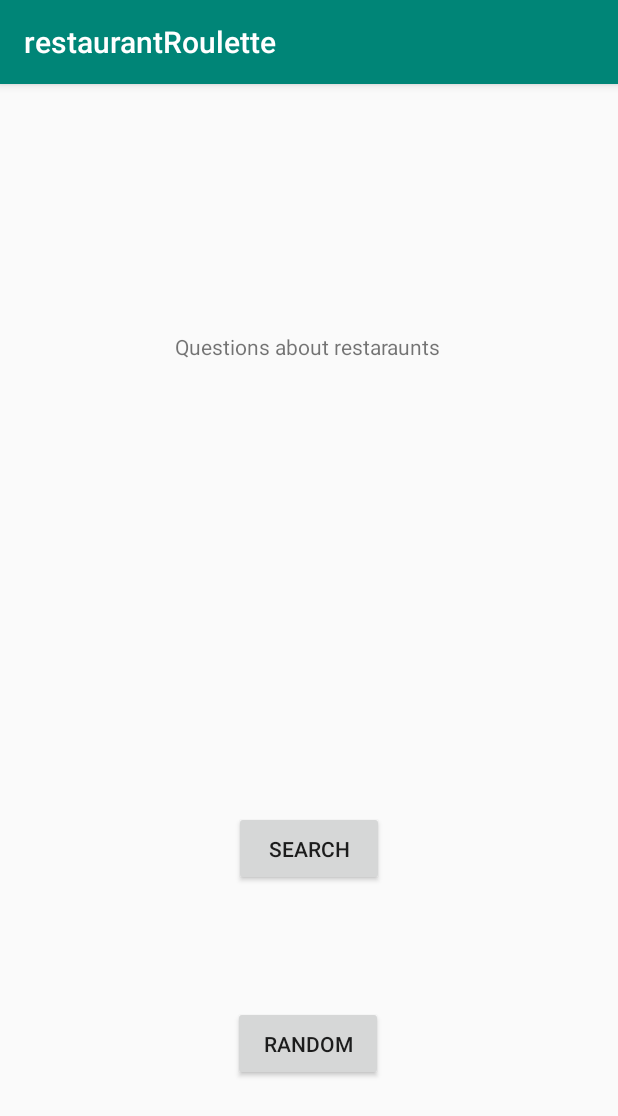
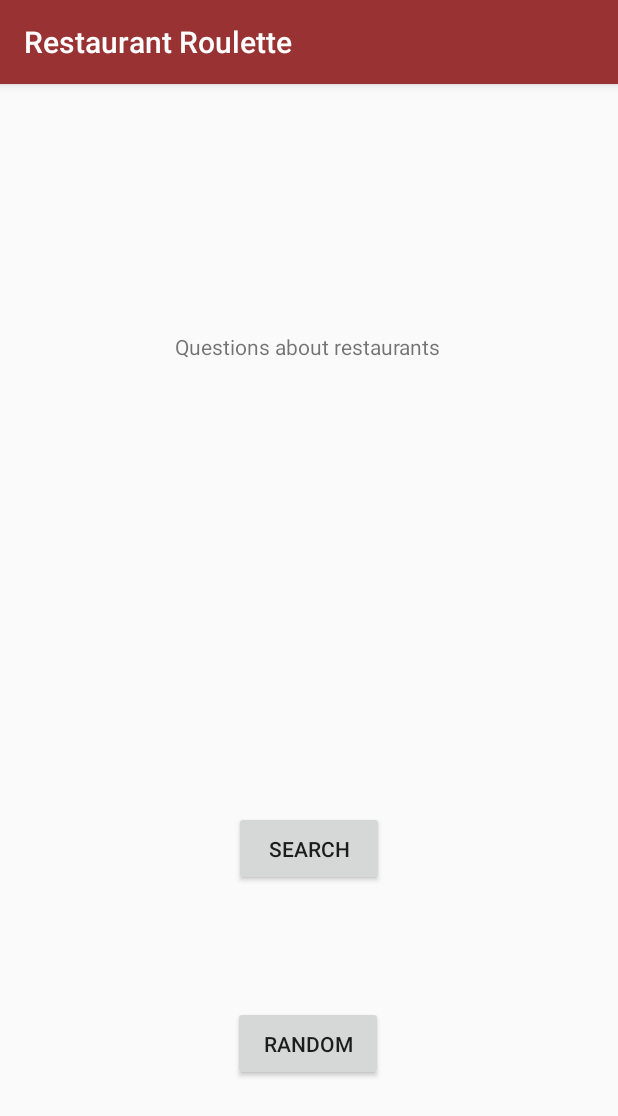
Before and after one commit to Dschneider16/restaurantRoulette, an Android app: the screen it shows after launch (MainActivity), on a phone screen of 412 x 824 dp. Shown: the top 1116 px of the screen. Run offline under Robolectric (Android 15) with nearby library versions, the phone set to English and light mode, and no system bars.

Commit message:
Changing primary and primary dark app colors; changing displayed app name to "Restaurant Roulette" (capitalized and spaced out)

```diff
--- a/app/src/main/java/com/restaurantroulette/ui/main/MainViewModel.kt
+++ b/app/src/main/java/com/restaurantroulette/ui/main/MainViewModel.kt
@@ -3,6 +3,6 @@ package com.restaurantroulette.ui.main
 import androidx.lifecycle.ViewModel
 
 class MainViewModel : ViewModel() {
-    var randomBool: Boolean = false
+    var randomBool : Boolean = false
     // TODO: Implement the ViewModel
 }
--- a/app/src/main/java/com/restaurantroulette/ui/main/ResultsFragment.kt
+++ b/app/src/main/java/com/restaurantroulette/ui/main/ResultsFragment.kt
@@ -15,16 +15,16 @@ class ResultsFragment : Fragment() {
         fun newInstance() = ResultsFragment()
     }
 
-    private lateinit var viewModel: ResultsViewModel
+    private lateinit var viewModel : ResultsViewModel
 
     override fun onCreateView(
         inflater: LayoutInflater, container: ViewGroup?,
-        savedInstanceState: Bundle?
+        savedInstanceState : Bundle?
     ): View? {
         return inflater.inflate(R.layout.results_fragment, container, false)
     }
 
-    override fun onActivityCreated(savedInstanceState: Bundle?) {
+    override fun onActivityCreated(savedInstanceState : Bundle?) {
         super.onActivityCreated(savedInstanceState)
         viewModel = ViewModelProviders.of(this).get(ResultsViewModel::class.java)
         // TODO: Use the ViewModel
--- a/app/src/main/java/com/restaurantroulette/ui/main/SearchFragment.kt
+++ b/app/src/main/java/com/restaurantroulette/ui/main/SearchFragment.kt
@@ -27,7 +27,7 @@ class SearchFragment : Fragment(), OnMapReadyCallback {
     private lateinit var mView : View
 
     override fun onCreateView(
-        inflater: LayoutInflater, container: ViewGroup?,
+        inflater: LayoutInflater, container : ViewGroup?,
         savedInstanceState: Bundle?
     ) : View {
         mView = inflater.inflate(R.layout.search_fragment, container, false)
--- a/app/src/main/res/values/colors.xml
+++ b/app/src/main/res/values/colors.xml
@@ -1,6 +1,6 @@
 <?xml version="1.0" encoding="utf-8"?>
 <resources>
-    <color name="colorPrimary">#008577</color>
-    <color name="colorPrimaryDark">#00574B</color>
+    <color name="colorPrimary">#993333</color>
+    <color name="colorPrimaryDark">#391313</color>
     <color name="colorAccent">#D81B60</color>
 </resources>
--- a/app/src/main/res/values/strings.xml
+++ b/app/src/main/res/values/strings.xml
@@ -1,6 +1,6 @@
 <resources>
-    <string name="app_name">restaurantRoulette</string>
+    <string name="app_name">Restaurant Roulette</string>
     <string name="btnRandom_String">Random</string>
-    <string name="msgMain_String">Questions about restaraunts</string>
+    <string name="msgMain_String">Questions about restaurants</string>
     <string name="btnSearch_String">Search</string>
 </resources>
```
